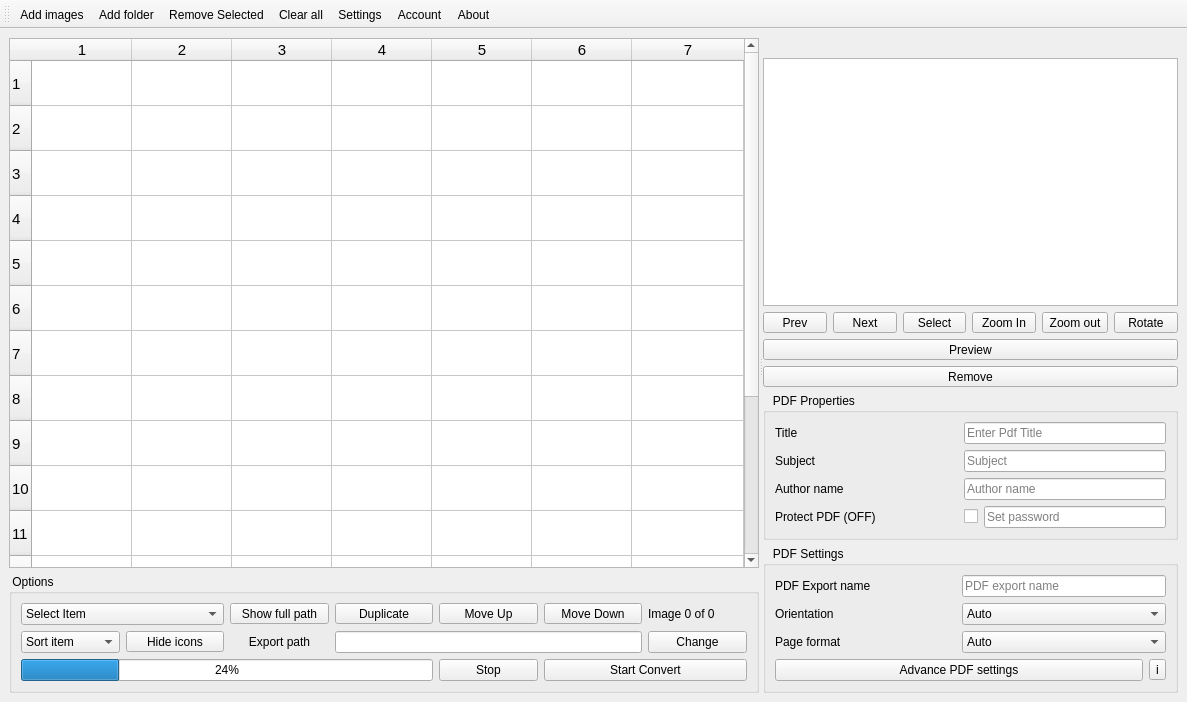
rishabh3354/JPG2PDF, file src/jpg2pdf.ui: the form before one commit.
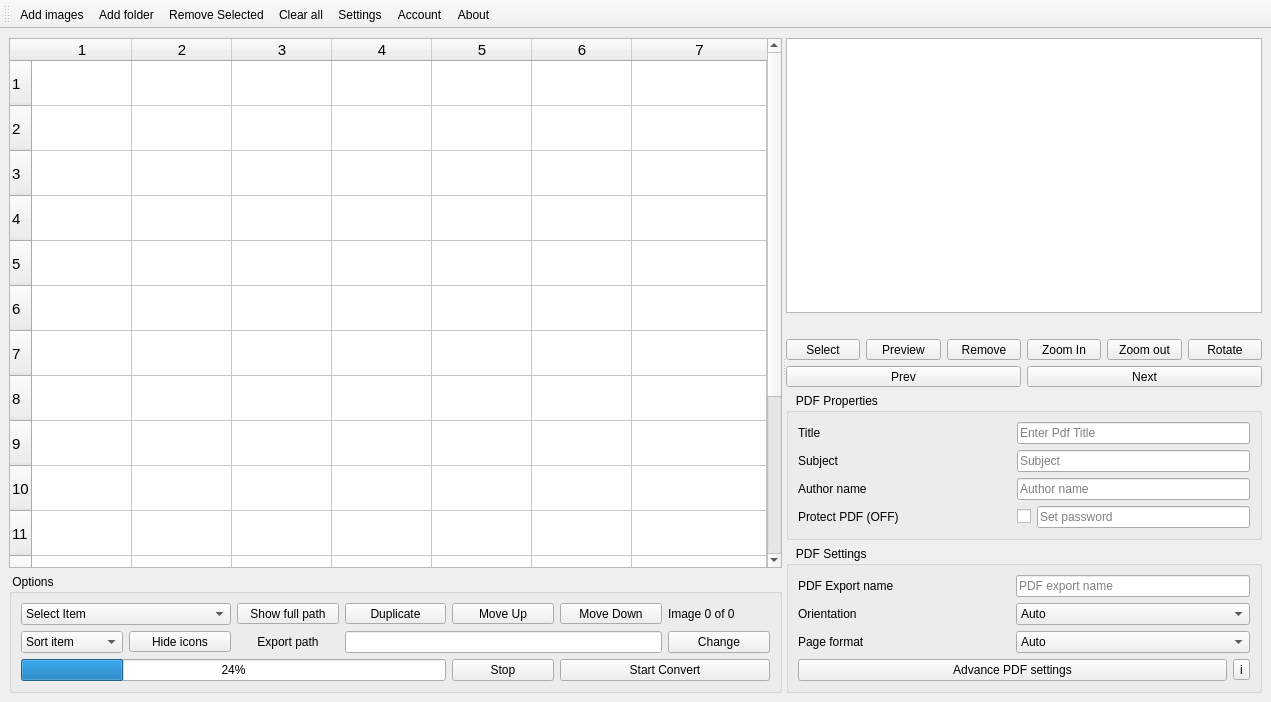
The form after the commit.

Diff of the .ui file:
```diff
--- a/src/jpg2pdf.ui
+++ b/src/jpg2pdf.ui
@@ -6,7 +6,7 @@
    <rect>
     <x>0</x>
     <y>0</y>
-    <width>1187</width>
+    <width>1271</width>
     <height>702</height>
    </rect>
   </property>
@@ -313,6 +313,22 @@
       </widget>
       <widget class="QWidget" name="verticalLayoutWidget_4">
        <layout class="QVBoxLayout" name="verticalLayout_11">
+        <item>
+         <widget class="QGraphicsView" name="graphicsView">
+          <property name="sizePolicy">
+           <sizepolicy hsizetype="Preferred" vsizetype="Preferred">
+            <horstretch>0</horstretch>
+            <verstretch>0</verstretch>
+           </sizepolicy>
+          </property>
+          <property name="verticalScrollBarPolicy">
+           <enum>Qt::ScrollBarAlwaysOff</enum>
+          </property>
+          <property name="horizontalScrollBarPolicy">
+           <enum>Qt::ScrollBarAlwaysOff</enum>
+          </property>
+         </widget>
+        </item>
         <item>
          <widget class="QLabel" name="image">
           <property name="sizePolicy">
@@ -332,50 +348,8 @@
           </property>
          </widget>
         </item>
-        <item>
-         <widget class="QGraphicsView" name="graphicsView">
-          <property name="sizePolicy">
-           <sizepolicy hsizetype="Preferred" vsizetype="Preferred">
-            <horstretch>0</horstretch>
-            <verstretch>0</verstretch>
-           </sizepolicy>
-          </property>
-          <property name="verticalScrollBarPolicy">
-           <enum>Qt::ScrollBarAlwaysOff</enum>
-          </property>
-          <property name="horizontalScrollBarPolicy">
-           <enum>Qt::ScrollBarAlwaysOff</enum>
-          </property>
-         </widget>
-        </item>
         <item>
          <layout class="QHBoxLayout" name="horizontalLayout_2">
-          <item>
-           <widget class="QToolButton" name="prev">
-            <property name="sizePolicy">
-             <sizepolicy hsizetype="Preferred" vsizetype="Fixed">
-              <horstretch>0</horstretch>
-              <verstretch>0</verstretch>
-             </sizepolicy>
-            </property>
-            <property name="text">
-             <string>Prev</string>
-            </property>
-           </widget>
-          </item>
-          <item>
-           <widget class="QToolButton" name="next">
-            <property name="sizePolicy">
-             <sizepolicy hsizetype="Preferred" vsizetype="Fixed">
-              <horstretch>0</horstretch>
-              <verstretch>0</verstretch>
-             </sizepolicy>
-            </property>
-            <property name="text">
-             <string>Next</string>
-            </property>
-           </widget>
-          </item>
           <item>
            <widget class="QToolButton" name="select_item">
             <property name="sizePolicy">
@@ -389,6 +363,32 @@
             </property>
            </widget>
           </item>
+          <item>
+           <widget class="QToolButton" name="preview_2">
+            <property name="sizePolicy">
+             <sizepolicy hsizetype="Preferred" vsizetype="Fixed">
+              <horstretch>0</horstretch>
+              <verstretch>0</verstretch>
+             </sizepolicy>
+            </property>
+            <property name="text">
+             <string>Preview</string>
+            </property>
+           </widget>
+          </item>
+          <item>
+           <widget class="QToolButton" name="remove_2">
+            <property name="sizePolicy">
+             <sizepolicy hsizetype="Preferred" vsizetype="Fixed">
+              <horstretch>0</horstretch>
+              <verstretch>0</verstretch>
+             </sizepolicy>
+            </property>
+            <property name="text">
+             <string>Remove</string>
+            </property>
+           </widget>
+          </item>
           <item>
            <widget class="QToolButton" name="zoomin">
             <property name="sizePolicy">
@@ -431,7 +431,9 @@
          </layout>
         </item>
         <item>
-         <widget class="QToolButton" name="preview">
+         <layout class="QHBoxLayout" name="horizontalLayout_3">
+          <item>
+           <widget class="QToolButton" name="prev">
           <property name="sizePolicy">
            <sizepolicy hsizetype="Preferred" vsizetype="Fixed">
             <horstretch>0</horstretch>
@@ -439,12 +441,12 @@
            </sizepolicy>
           </property>
           <property name="text">
-           <string>Preview</string>
+             <string>Prev</string>
           </property>
          </widget>
         </item>
         <item>
-         <widget class="QToolButton" name="remove">
+           <widget class="QToolButton" name="next">
           <property name="sizePolicy">
            <sizepolicy hsizetype="Preferred" vsizetype="Fixed">
             <horstretch>0</horstretch>
@@ -452,9 +454,11 @@
            </sizepolicy>
           </property>
           <property name="text">
-           <string>Remove</string>
-          </property>
-         </widget>
+             <string>Next</string>
+            </property>
+           </widget>
+          </item>
+         </layout>
         </item>
         <item>
          <widget class="QGroupBox" name="groupBox_5">
```
Lines whose indentation alone changed are shown as unchanged.
